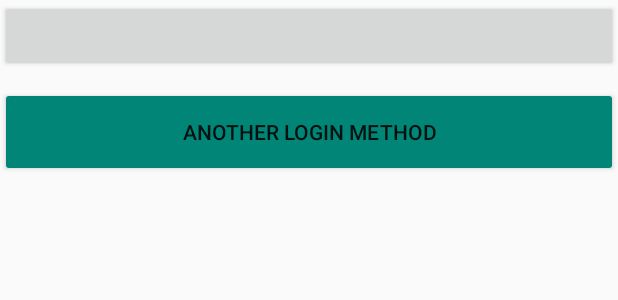
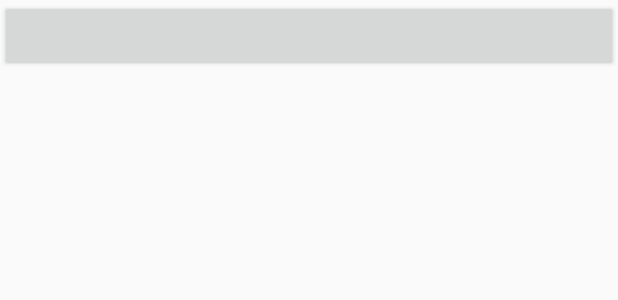
Before and after one commit to gomyk/FoodReviewApp, an Android app: the layout activity_login.xml on its own in the app's theme, with its tools: preview values and no code run, on a phone screen of 412 x 824 dp. Shown: the top 300 px of the screen. Run offline under Robolectric (Android 15) with nearby library versions, the light colour scheme and no system bars; plain views replace LoginButton.

Commit message:
Modify login activity xml [2019/05/22]

```diff
--- a/app/src/main/res/layout/activity_login.xml
+++ b/app/src/main/res/layout/activity_login.xml
@@ -11,12 +11,4 @@
         android:layout_height="wrap_content"
         android:layout_gravity="bottom" />
 
-    <Button
-        android:layout_width="match_parent"
-        android:layout_height="60dp"
-        android:layout_below="@+id/com_kakao_login"
-        android:layout_marginTop="10dp"
-        android:backgroundTint="@color/colorPrimary"
-        android:text="Another Login Method" />
-
 </RelativeLayout>
```
